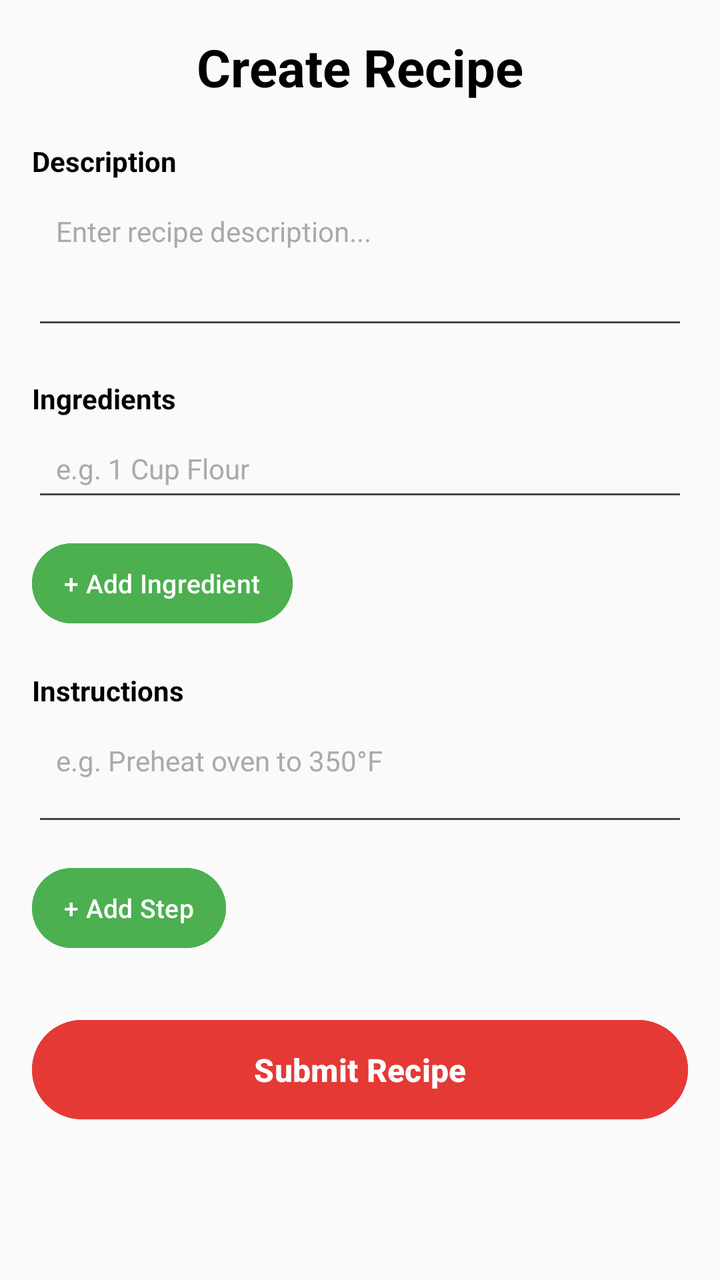
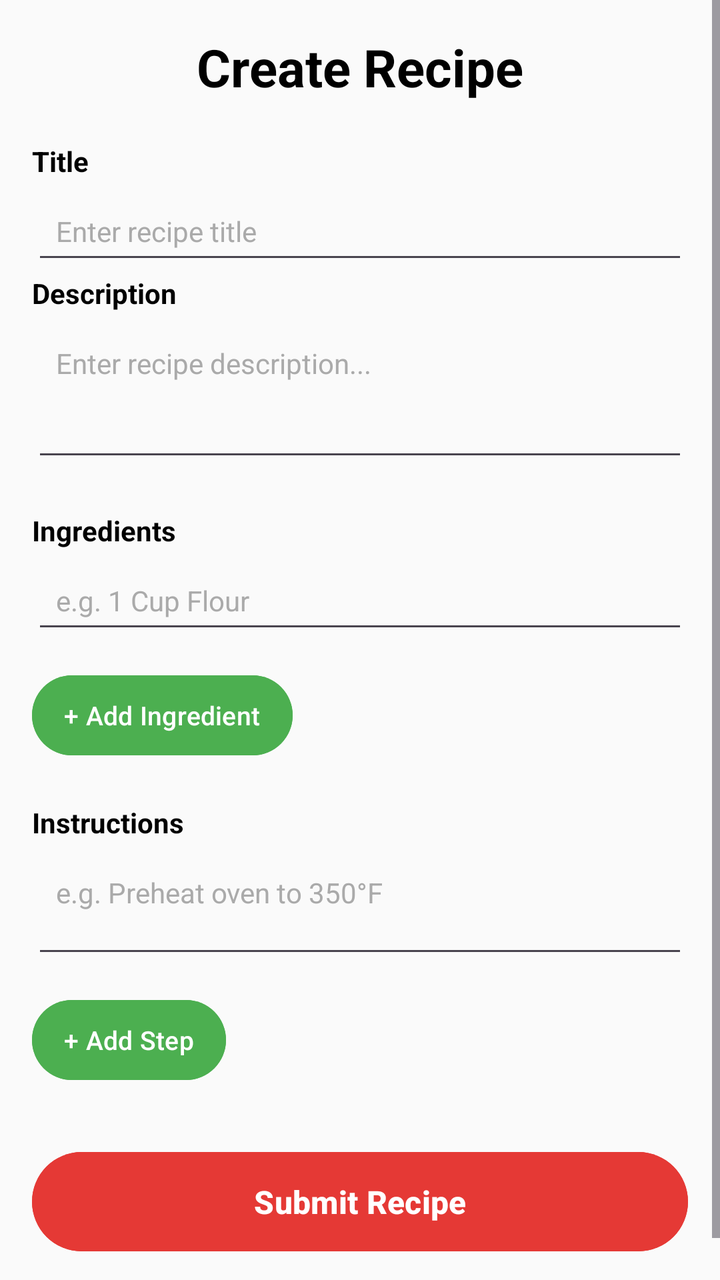

Compare the two renders of this Android layout. The source of the first and the diff that turns it into the second are given below.
<!-- AndroidManifest.xml: application theme Theme.Mealio -->
<!-- res/layout/activity_create_recipe.xml -->
<?xml version="1.0" encoding="utf-8"?>
<ScrollView xmlns:android="http://schemas.android.com/apk/res/android"
    android:layout_width="match_parent"
    android:layout_height="match_parent"
    android:background="#FAFAFA"
    android:fillViewport="true">

    <RelativeLayout
        android:layout_width="match_parent"
        android:layout_height="wrap_content"
        android:padding="16dp">

        
        <TextView
            android:id="@+id/tvTitle"
            android:layout_width="match_parent"
            android:layout_height="wrap_content"
            android:layout_alignParentTop="true"
            android:text="Create Recipe"
            android:textSize="26sp"
            android:textStyle="bold"
            android:textColor="@color/black"
            android:gravity="center"
            android:paddingBottom="20dp" />

        
        <TextView
            android:id="@+id/tvDescriptionLabel"
            android:layout_width="match_parent"
            android:layout_height="wrap_content"
            android:layout_below="@id/tvTitle"
            android:text="Description"
            android:textSize="14sp"
            android:textStyle="bold"
            android:textColor="@color/black"
            android:paddingBottom="4dp" />

        
        <EditText
            android:id="@+id/etDescription"
            android:layout_width="match_parent"
            android:layout_height="wrap_content"
            android:layout_below="@id/tvDescriptionLabel"
            android:hint="Enter recipe description..."
            android:minLines="3"
            android:maxLines="6"
            android:gravity="top|start"
            android:inputType="textMultiLine"
            android:padding="12dp"
            android:textSize="14sp"
            android:textColor="@color/black"
            android:textColorHint="#AAAAAA" />

        
        <TextView
            android:id="@+id/tvIngredientsLabel"
            android:layout_width="match_parent"
            android:layout_height="wrap_content"
            android:layout_below="@id/etDescription"
            android:layout_marginTop="20dp"
            android:text="Ingredients"
            android:textSize="14sp"
            android:textStyle="bold"
            android:textColor="@color/black"
            android:paddingBottom="4dp" />

        
        <LinearLayout
            android:id="@+id/ingredientsContainer"
            android:layout_width="match_parent"
            android:layout_height="wrap_content"
            android:layout_below="@id/tvIngredientsLabel"
            android:orientation="vertical">

            
            <EditText
                android:id="@+id/etIngredient1"
                android:layout_width="match_parent"
                android:layout_height="wrap_content"
                android:layout_marginBottom="8dp"
                android:hint="e.g. 1 Cup Flour"
                android:padding="12dp"
                android:textSize="14sp"
                android:textColor="@color/black"
                android:textColorHint="#AAAAAA" />

        </LinearLayout>

        
        <Button
            android:id="@+id/btnAddIngredient"
            android:layout_width="wrap_content"
            android:layout_height="wrap_content"
            android:layout_below="@id/ingredientsContainer"
            android:layout_marginTop="4dp"
            android:text="+ Add Ingredient"
            android:textSize="13sp"
            android:textColor="@color/white"
            android:backgroundTint="@color/green"
            android:paddingStart="16dp"
            android:paddingEnd="16dp"
            android:paddingTop="6dp"
            android:paddingBottom="6dp" />

        
        <Button
            android:id="@+id/btnRemoveIngredient"
            android:layout_width="wrap_content"
            android:layout_height="wrap_content"
            android:layout_below="@id/ingredientsContainer"
            android:layout_toEndOf="@id/btnAddIngredient"
            android:layout_marginStart="8dp"
            android:layout_marginTop="4dp"
            android:text="- Remove"
            android:textSize="13sp"
            android:textColor="#FFFFFF"
            android:backgroundTint="@color/red"
            android:paddingStart="16dp"
            android:paddingEnd="16dp"
            android:paddingTop="6dp"
            android:paddingBottom="6dp"
            android:visibility="gone" />

        
        <TextView
            android:id="@+id/tvInstructionsLabel"
            android:layout_width="match_parent"
            android:layout_height="wrap_content"
            android:layout_below="@id/btnAddIngredient"
            android:layout_marginTop="20dp"
            android:text="Instructions"
            android:textSize="14sp"
            android:textStyle="bold"
            android:textColor="@color/black"
            android:paddingBottom="4dp" />

        
        <LinearLayout
            android:id="@+id/instructionsContainer"
            android:layout_width="match_parent"
            android:layout_height="wrap_content"
            android:layout_below="@id/tvInstructionsLabel"
            android:orientation="vertical">

            
            <EditText
                android:id="@+id/etInstruction1"
                android:layout_width="match_parent"
                android:layout_height="wrap_content"
                android:layout_marginBottom="8dp"
                android:hint="e.g. Preheat oven to 350°F"
                android:minLines="2"
                android:maxLines="4"
                android:gravity="top|start"
                android:inputType="textMultiLine"
                android:padding="12dp"
                android:textSize="14sp"
                android:textColor="@color/black"
                android:textColorHint="#AAAAAA" />

        </LinearLayout>

        
        <Button
            android:id="@+id/btnAddInstruction"
            android:layout_width="wrap_content"
            android:layout_height="wrap_content"
            android:layout_below="@id/instructionsContainer"
            android:layout_marginTop="4dp"
            android:text="+ Add Step"
            android:textSize="13sp"
            android:textColor="@color/white"
            android:backgroundTint="@color/green"
            android:paddingStart="16dp"
            android:paddingEnd="16dp"
            android:paddingTop="6dp"
            android:paddingBottom="6dp" />

        
        <Button
            android:id="@+id/btnRemoveInstruction"
            android:layout_width="wrap_content"
            android:layout_height="wrap_content"
            android:layout_below="@id/instructionsContainer"
            android:layout_toEndOf="@id/btnAddInstruction"
            android:layout_marginStart="8dp"
            android:layout_marginTop="4dp"
            android:text="- Remove"
            android:textSize="13sp"
            android:textColor="#FFFFFF"
            android:backgroundTint="@color/red"
            android:paddingStart="16dp"
            android:paddingEnd="16dp"
            android:paddingTop="6dp"
            android:paddingBottom="6dp"
            android:visibility="gone" />

        
        <Button
            android:id="@+id/btnSubmit"
            android:layout_width="match_parent"
            android:layout_height="wrap_content"
            android:layout_below="@id/btnAddInstruction"
            android:layout_marginTop="28dp"
            android:layout_marginBottom="16dp"
            android:text="Submit Recipe"
            android:textSize="16sp"
            android:textStyle="bold"
            android:textColor="@color/white"
            android:backgroundTint="@color/red"
            android:paddingTop="14dp"
            android:paddingBottom="14dp" />

    </RelativeLayout>

</ScrollView>
<!-- resources referenced by this layout -->
<resources>
  <color name="black">#FF000000</color>
  <color name="green">#4CAF50</color>
  <color name="red">#E53935</color>
  <color name="white">#FFFFFFFF</color>
  <style name="Theme.Mealio" parent="Base.Theme.Mealio" />
  <style name="Base.Theme.Mealio" parent="Theme.Material3.DayNight.NoActionBar">
          
          
      </style>
</resources>

<!-- the commit's change to res/layout/activity_create_recipe.xml (unified diff, before → after) -->
@@ -25,10 +25,34 @@
 
         
         <TextView
+            android:id="@+id/tvTitleLabel"
+            android:layout_width="match_parent"
+            android:layout_height="wrap_content"
+            android:layout_below="@id/tvTitle"
+            android:text="Title"
+            android:textSize="14sp"
+            android:textStyle="bold"
+            android:textColor="@color/black"
+            android:paddingBottom="4dp" />
+
+        
+        <EditText
+            android:id="@+id/etTitle"
+            android:layout_width="match_parent"
+            android:layout_height="wrap_content"
+            android:layout_below="@id/tvTitleLabel"
+            android:hint="Enter recipe title"
+            android:padding="12dp"
+            android:textSize="14sp"
+            android:textColor="@color/black"
+            android:textColorHint="#AAAAAA" />
+
+        
+        <TextView
             android:id="@+id/tvDescriptionLabel"
             android:layout_width="match_parent"
             android:layout_height="wrap_content"
-            android:layout_below="@id/tvTitle"
+            android:layout_below="@id/etTitle"
             android:text="Description"
             android:textSize="14sp"
             android:textStyle="bold"
